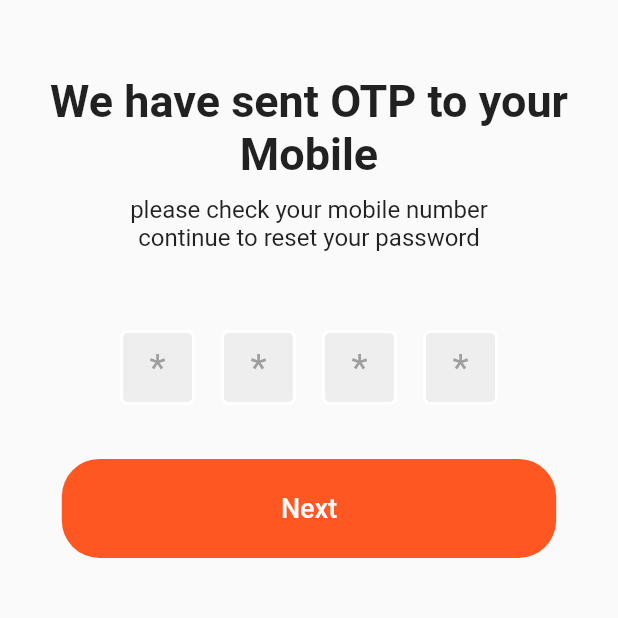
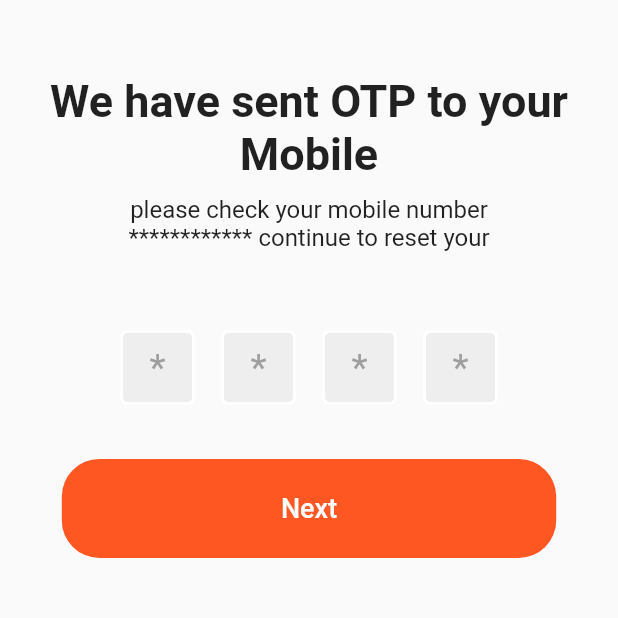
Before and after one commit to EHHS/Meal_Monkey_delivery_app, a Flutter app: the OtpScreen screen opened directly, on a phone screen of 412 x 824 dp, the top half of it. Run offline on Flutter 3.47's test engine with Material 2 defaults, Android fonts, the phone set to English and light mode, and no system bars; drawn by our look-alikes of pin_code_fields; our stand-ins replace flutter_signin_button.

Commit message:
second commiy

```diff
--- a/lib/screens/otp_screen.dart
+++ b/lib/screens/otp_screen.dart
@@ -24,7 +24,7 @@ class OtpScreen extends StatelessWidget {
                 width: 300,
                 height: 80,
                 child: Text(
-                  "please check your mobile number continue to reset your password",
+                  "please check your mobile number ************ continue to reset your password",
                   style: TextStyle(
                     fontSize: 16,
                   ),
```
